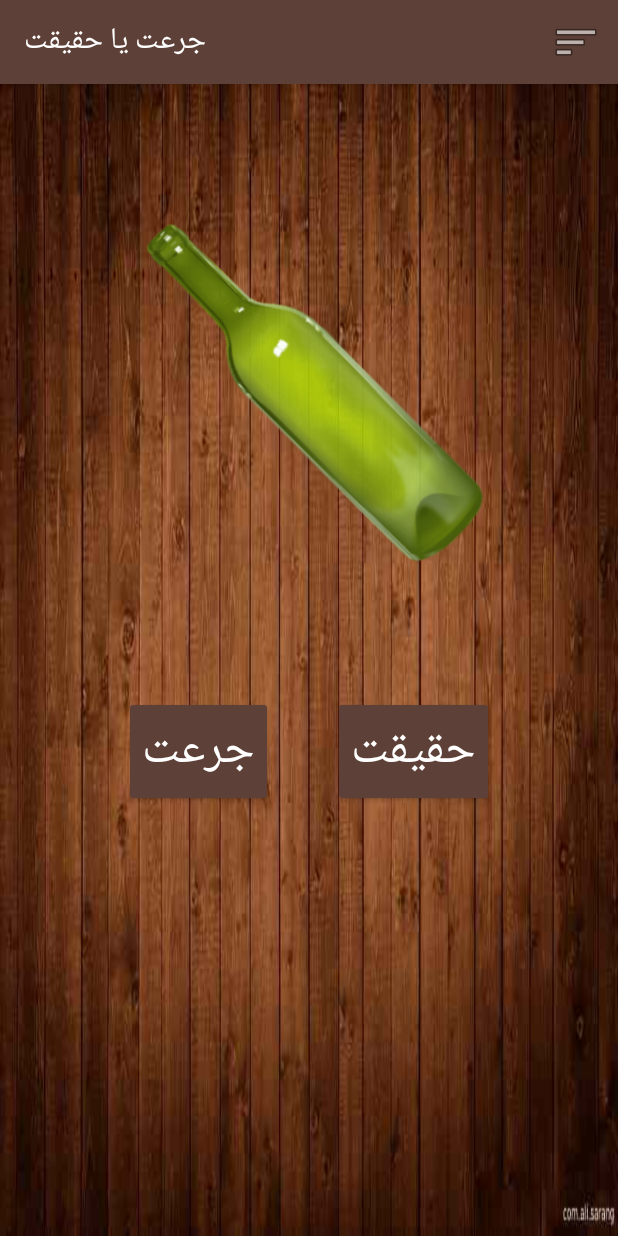
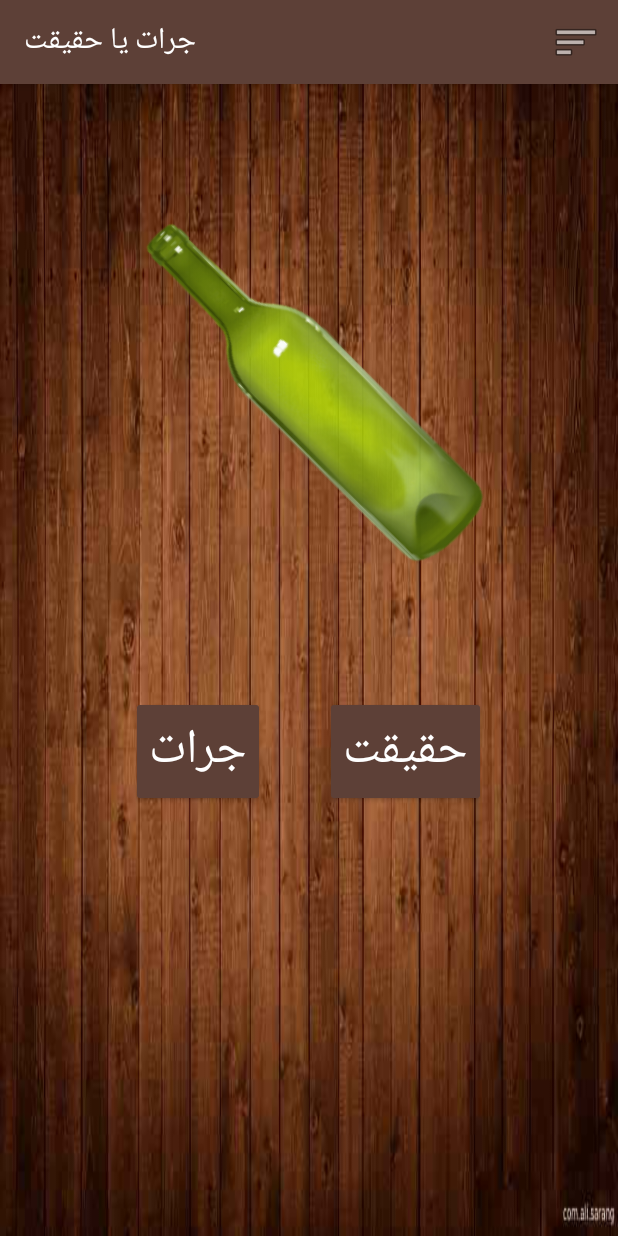
Before and after one commit to ali-saranj/boter, an Android app: the screen it shows after launch (MainActivity), after a tap on "TODO", on a phone screen of 412 x 824 dp. Run offline under Robolectric (Android 15) with nearby library versions, the phone set to English and light mode, and no system bars.

Commit message:
اضافه شدن سولات جدید

```diff
--- a/app/build.gradle
+++ b/app/build.gradle
@@ -10,8 +10,8 @@ android {
         applicationId "com.example.bottle"
         minSdkVersion 16
         targetSdkVersion 30
-        versionCode 1
-        versionName "1.0"
+        versionCode 2
+        versionName "2.0"
 
         testInstrumentationRunner "androidx.test.runner.AndroidJUnitRunner"
     }
--- a/app/src/main/AndroidManifest.xml
+++ b/app/src/main/AndroidManifest.xml
@@ -1,7 +1,6 @@
 <?xml version="1.0" encoding="utf-8"?>
 <manifest xmlns:android="http://schemas.android.com/apk/res/android"
     package="com.example.bottle" >
-
     <uses-permission android:name="android.permission.INTERNET"/>
     <application
         android:allowBackup="true"
--- a/app/src/main/java/com/example/bottle/MainActivity.java
+++ b/app/src/main/java/com/example/bottle/MainActivity.java
@@ -36,8 +36,56 @@ public class MainActivity extends AppCompatActivity {
     LayoutInflater inflater;
     MenuInflater   inflater1;
 
-    final String[] H = {"آیا تاکنون شخص دیگری را به خاطر کاری که خودت انجام داده ای مقصر کرده ای؟","چه نیروی خارق العاده ای دوس داشتی که داشته باشی؟","چگونه با استرس و فشار مقابله می کنی؟","","اگه میتونستی تا اخر عمر یک سن ثابت داشته باشی چندسالگی بود؟","از چه عاملی در زندگی شخصی بیشترین ترس را داری؟", "اگر به گذشته برگردی چه چیزی را تغییر میدی؟", "بهترین دروغی که تو زندگیت گفتی چی بوده؟", "آیا تا به حال به خاطر ظاهر یا شخصیتی که داری مورد قضاوت قرار گرفتی؟", "اگر میتونستی ذهنیت یک نفر را درمورد خودت تغییر بدی چه کسی را انتخاب می کردی؟", "ترسناک ترین خوابی که تا به حال دیده ای چه بوده است؟", "نفرت انگیزترین عادت تو چیست؟", "شرم آورترین لحظه زندگی ات کدام لحظه بوده است؟", "احمقانه ترین کاری که مقابل آینه انجام داده ای چه کاری بوده است؟", "بهترین روز زندگی ات چه روزی بوده است؟"};
-    final String[] G = {"باصدای بلند بخندید."," یک تکه صابون را لیس بزنید.","ده دقیقه تمام به طور مداوم صحبت کنید."," با یکی از دوستان خود تماس بگیرید و با او جدی دعوا کنید.","3 لیوان بزرگ آب را بدون توقف بنوشید.","زشت ترین عکس تان را به عنوان عکس پروفایل خود قرار دهید.","محتویات کیف خود را به افراد دیگر نشان دهید.","با پدر یا مادرت تماس بگیر و بگو ازش متنفری!", "به مدت یک دقیقه بدون موسیقی برقص", "یکی از شرکت کنندگان را انتخاب کن تا به تو سیلی بزند", "یک دقیقه کامل پلک نزن", "یکی از شرکت کنندگان تو را قلقلک بدهد و سعی کن نخندی", "2 دقیقه بدون دلیل قهقه بزن و بخند", "اولین آهنگی که به ذهنت میاد را بخون", "یک لیوان سرکه را با نمک ترکیب کن و بخور"};
+    final String[] H = {
+            "آیا تاکنون شخص دیگری را به خاطر کاری که خودت انجام داده ای مقصر کرده ای؟",
+            "چه نیروی خارق العاده ای دوس داشتی که داشته باشی؟",
+            "چگونه با استرس و فشار مقابله می کنی؟",
+            "به کی حسودی میکنی؟",
+            "یک ویژگی بداز خودت بگو؟",
+            "تا حالا مواد مخدر مصرف کردی؟",
+            "مقصد ایده آل تو برای ماه عسل کجاست؟",
+            "نزدیک ترین شخص به تو در خانواده ات کیست؟ پدر؟ مادر؟ یا خواهر و برادر؟",
+            "منفی نگر هستی یا مثبت اندیش؟",
+            "اگه میتونستی تا اخر عمر یک سن ثابت داشته باشی چندسالگی بود؟",
+            "از چه عاملی در زندگی شخصی بیشترین ترس را داری؟",
+            "اگر به گذشته برگردی چه چیزی را تغییر میدی؟",
+            "بهترین دروغی که تو زندگیت گفتی چی بوده؟",
+            "آیا تا به حال به خاطر ظاهر یا شخصیتی که داری مورد قضاوت قرار گرفتی؟",
+            "اگر میتونستی ذهنیت یک نفر را درمورد خودت تغییر بدی چه کسی را انتخاب می کردی؟",
+            "ترسناک ترین خوابی که تا به حال دیده ای چه بوده است؟",
+            "نفرت انگیزترین عادت تو چیست؟", "شرم آورترین لحظه زندگی ات کدام لحظه بوده است؟",
+            "احمقانه ترین کاری که مقابل آینه انجام داده ای چه کاری بوده است؟",
+            "بهترین روز زندگی ات چه روزی بوده است؟"};
+    final String[] G = {
+            "باصدای بلند بخندید.",
+            " یک تکه صابون را لیس بزنید.",
+            "ده دقیقه تمام به طور مداوم صحبت کنید.",
+            " با یکی از دوستان خود تماس بگیرید و با او جدی دعوا کنید.",
+            "3 لیوان بزرگ آب را بدون توقف بنوشید.",
+            "زشت ترین عکس تان را به عنوان عکس پروفایل خود قرار دهید.",
+            "محتویات کیف خود را به افراد دیگر نشان دهید.",
+            "با پدر یا مادرت تماس بگیر و بگو ازش متنفری!",
+            "به مدت یک دقیقه بدون موسیقی برقص",
+            "یکی از شرکت کنندگان را انتخاب کن تا به تو سیلی بزند",
+            "یک دقیقه کامل پلک نزن",
+            "تو صورت بقل دستی تف کن",
+            "یک لیوان آب را جشم بسته بخور",
+            "یکی از شرکت کنندگان تو را قلقلک بدهد و سعی کن نخندی",
+            "2 دقیقه بدون دلیل قهقه بزن و بخند",
+            "مقداری عسل روی بینی خود مالیده و روی آن را با آرد بپوشا",
+            " کیف، کوله پشتی و کیف پول خود را خالی کن تا سایر شرکت کنندگان ببینند",
+            "3 لیوان بزرگ آب را بدون توقف بنوشید.",
+            "دهان خود را تا حد امکان پر از ذرت بو کنید و حالا آن ها را بجوید.",
+            "به خانه همسایگان خود بروید و از آنها بپرسید که آیا آنها شما را به فرزندی قبول می کنند یا نه.",
+            "به طرف یک پیرزن در خیابان بروید و به او بگویید که نوه او هستی.",
+            "زشت ترین عکس تان را به عنوان عکس پروفایل خود قرار دهید.",
+            "محتویات کیف خود را به افراد دیگر نشان دهید.",
+            " تلفن خود را به کسی بدهید و اجازه دهید یک پیام را برای هر کسی که در تماس شماست ارسال کند.",
+            "زمین را لیس بزنید.",
+            " از منزل خارج شده و با حالت سراسیمه از دیگران بپرس آیا تمساح خانگی ات که فرار کرده را ندیده اند؟",
+            "یک سیب زمینی خام بخورید.",
+            "اولین آهنگی که به ذهنت میاد را بخون",
+            "یک لیوان سرکه را با نمک ترکیب کن و بخور"};
 
     @Override
     protected void onCreate(Bundle savedInstanceState) {
@@ -124,7 +172,7 @@ public class MainActivity extends AppCompatActivity {
 
         Intent launchIntent = getPackageManager().getLaunchIntentForPackage("ir.mservices.market");
         if (launchIntent != null) {
-            String url = "https://myket.ir/app/info.medrick.babashah";
+            String url = "https://myket.ir/app/com.example.bottle";
             if (!url.startsWith("https://") && !url.startsWith("http://")) {
                 url = "http://" + url;
             }
--- a/app/src/main/res/layout/activity_main.xml
+++ b/app/src/main/res/layout/activity_main.xml
@@ -31,7 +31,7 @@
             android:layout_width="wrap_content"
             android:layout_height="wrap_content"
             android:layout_gravity="left"
-            android:text="جرعت"
+            android:text="جرات"
             android:textSize="32sp"/>
 
         <LinearLayout
--- a/app/src/main/res/values/strings.xml
+++ b/app/src/main/res/values/strings.xml
@@ -1,3 +1,3 @@
 <resources>
-    <string name="app_name">جرعت یا حقیقت</string>
+    <string name="app_name">جرات یا حقیقت</string>
 </resources>
```
Also changed, not shown: 1 other file.
